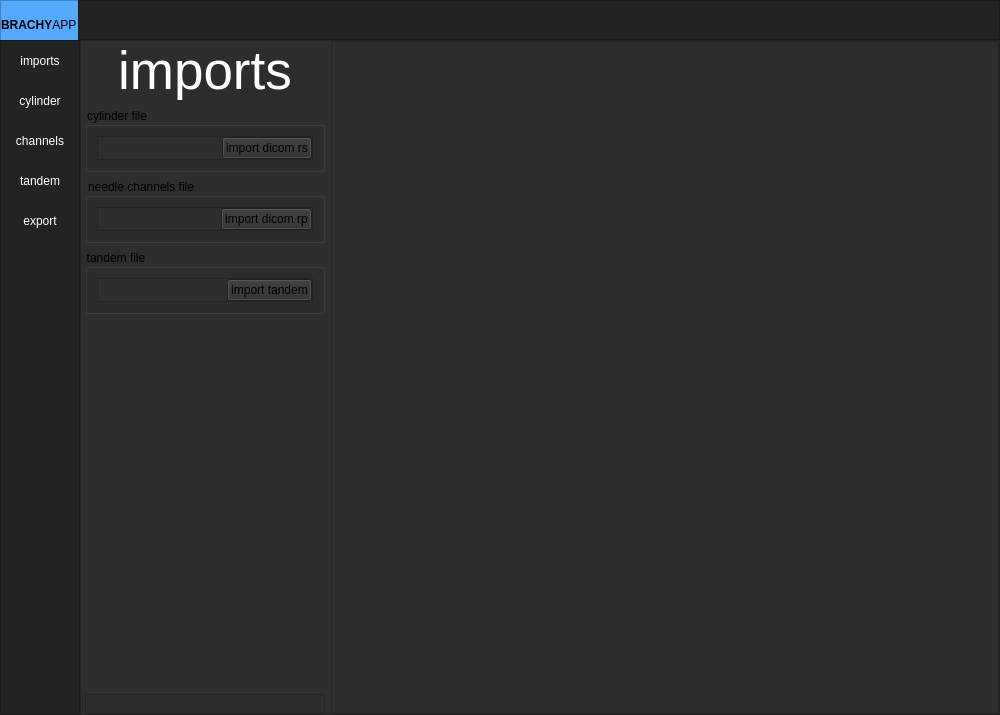
nsmela/brachify, file Presentation/MainWindow/ui_main.ui: the form before one commit.
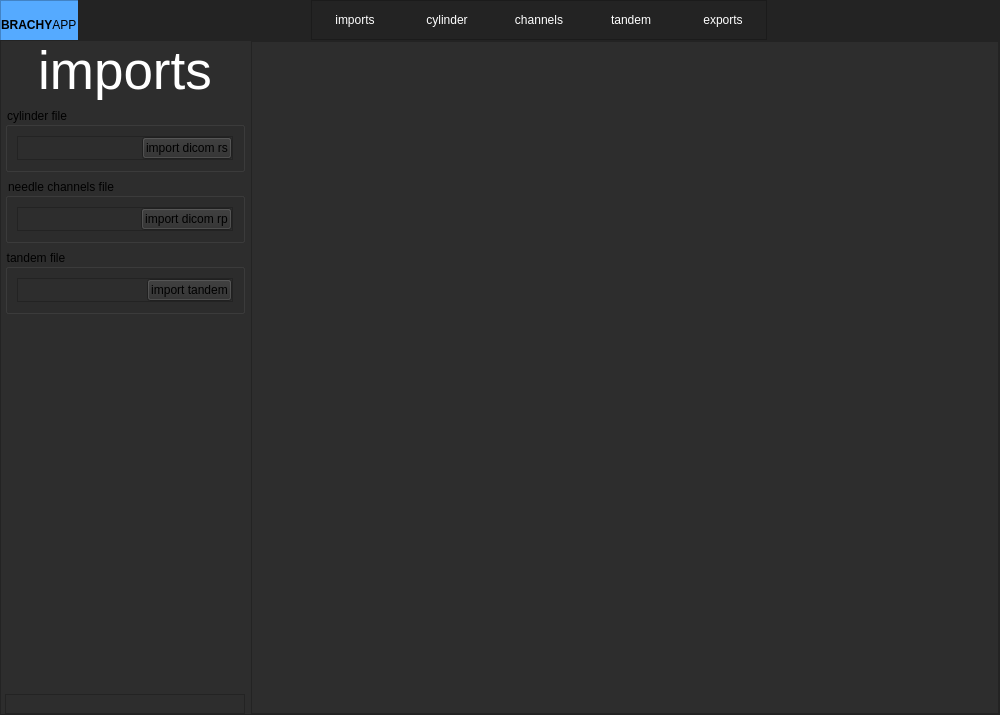
The form after the commit. The open tabs and pages were chosen to show the change.

Commit message: refactoring views buttons

Diff of the .ui file:
```diff
--- a/Presentation/MainWindow/ui_main.ui
+++ b/Presentation/MainWindow/ui_main.ui
@@ -133,7 +133,7 @@
          </layout>
         </widget>
        </item>
-       <item>
+       <item alignment="Qt::AlignHCenter">
         <widget class="QFrame" name="frame_top">
          <property name="frameShape">
           <enum>QFrame::StyledPanel</enum>
@@ -141,26 +141,7 @@
          <property name="frameShadow">
           <enum>QFrame::Raised</enum>
          </property>
-        </widget>
-       </item>
-      </layout>
-     </widget>
-    </item>
-    <item>
-     <widget class="QFrame" name="Content">
-      <property name="acceptDrops">
-       <bool>false</bool>
-      </property>
-      <property name="frameShape">
-       <enum>QFrame::NoFrame</enum>
-      </property>
-      <property name="frameShadow">
-       <enum>QFrame::Raised</enum>
-      </property>
-      <layout class="QHBoxLayout" name="horizontalLayout_2">
-       <property name="spacing">
-        <number>0</number>
-       </property>
+         <layout class="QHBoxLayout" name="horizontalLayout_17">
        <property name="leftMargin">
         <number>0</number>
        </property>
@@ -174,74 +155,17 @@
         <number>0</number>
        </property>
        <item>
-        <widget class="QFrame" name="frame_left_menu">
+           <widget class="QPushButton" name="btn_views_imports">
          <property name="minimumSize">
           <size>
-           <width>80</width>
+              <width>86</width>
            <height>0</height>
           </size>
          </property>
          <property name="maximumSize">
           <size>
-           <width>70</width>
-           <height>16777215</height>
-          </size>
-         </property>
-         <property name="styleSheet">
-          <string notr="true">background-color: rgb(35, 35, 35);</string>
-         </property>
-         <property name="frameShape">
-          <enum>QFrame::StyledPanel</enum>
-         </property>
-         <property name="frameShadow">
-          <enum>QFrame::Raised</enum>
-         </property>
-         <layout class="QVBoxLayout" name="verticalLayout_3">
-          <property name="spacing">
-           <number>0</number>
-          </property>
-          <property name="leftMargin">
-           <number>0</number>
-          </property>
-          <property name="topMargin">
-           <number>0</number>
-          </property>
-          <property name="rightMargin">
-           <number>0</number>
-          </property>
-          <property name="bottomMargin">
-           <number>0</number>
-          </property>
-          <item alignment="Qt::AlignTop">
-           <widget class="QFrame" name="frame_top_menus">
-            <property name="frameShape">
-             <enum>QFrame::NoFrame</enum>
-            </property>
-            <property name="frameShadow">
-             <enum>QFrame::Raised</enum>
-            </property>
-            <layout class="QVBoxLayout" name="verticalLayout_4">
-             <property name="spacing">
-              <number>0</number>
-             </property>
-             <property name="leftMargin">
-              <number>0</number>
-             </property>
-             <property name="topMargin">
-              <number>0</number>
-             </property>
-             <property name="rightMargin">
-              <number>0</number>
-             </property>
-             <property name="bottomMargin">
-              <number>0</number>
-             </property>
-             <item>
-              <widget class="QPushButton" name="btn_page_1">
-               <property name="minimumSize">
-                <size>
-                 <width>0</width>
-                 <height>40</height>
+              <width>86</width>
+              <height>48</height>
                 </size>
                </property>
                <property name="styleSheet">
@@ -260,11 +184,17 @@
               </widget>
              </item>
              <item>
-              <widget class="QPushButton" name="btn_page_2">
+           <widget class="QPushButton" name="btn_views_cylinder">
                <property name="minimumSize">
                 <size>
-                 <width>0</width>
-                 <height>40</height>
+              <width>86</width>
+              <height>0</height>
+             </size>
+            </property>
+            <property name="maximumSize">
+             <size>
+              <width>86</width>
+              <height>48</height>
                 </size>
                </property>
                <property name="styleSheet">
@@ -283,11 +213,17 @@
               </widget>
              </item>
              <item>
-              <widget class="QPushButton" name="btn_page_3">
+           <widget class="QPushButton" name="btn_views_channels">
                <property name="minimumSize">
                 <size>
-                 <width>0</width>
-                 <height>40</height>
+              <width>86</width>
+              <height>0</height>
+             </size>
+            </property>
+            <property name="maximumSize">
+             <size>
+              <width>86</width>
+              <height>48</height>
                 </size>
                </property>
                <property name="styleSheet">
@@ -306,11 +242,17 @@
               </widget>
              </item>
              <item>
-              <widget class="QPushButton" name="btn_page_4">
+           <widget class="QPushButton" name="btn_views_tandem">
                <property name="minimumSize">
                 <size>
-                 <width>0</width>
-                 <height>40</height>
+              <width>86</width>
+              <height>0</height>
+             </size>
+            </property>
+            <property name="maximumSize">
+             <size>
+              <width>86</width>
+              <height>48</height>
                 </size>
                </property>
                <property name="styleSheet">
@@ -329,11 +271,17 @@
               </widget>
              </item>
              <item>
-              <widget class="QPushButton" name="btn_page_5">
+           <widget class="QPushButton" name="btn_views_exports">
                <property name="minimumSize">
                 <size>
-                 <width>0</width>
-                 <height>40</height>
+              <width>86</width>
+              <height>0</height>
+             </size>
+            </property>
+            <property name="maximumSize">
+             <size>
+              <width>86</width>
+              <height>48</height>
                 </size>
                </property>
                <property name="styleSheet">
@@ -347,7 +295,7 @@
 }</string>
                </property>
                <property name="text">
-                <string>export</string>
+             <string>exports</string>
                </property>
               </widget>
              </item>
@@ -357,6 +305,33 @@
          </layout>
         </widget>
        </item>
+    <item>
+     <widget class="QFrame" name="Content">
+      <property name="acceptDrops">
+       <bool>false</bool>
+      </property>
+      <property name="frameShape">
+       <enum>QFrame::NoFrame</enum>
+      </property>
+      <property name="frameShadow">
+       <enum>QFrame::Raised</enum>
+      </property>
+      <layout class="QHBoxLayout" name="horizontalLayout_2">
+       <property name="spacing">
+        <number>0</number>
+       </property>
+       <property name="leftMargin">
+        <number>0</number>
+       </property>
+       <property name="topMargin">
+        <number>0</number>
+       </property>
+       <property name="rightMargin">
+        <number>0</number>
+       </property>
+       <property name="bottomMargin">
+        <number>0</number>
+       </property>
        <item>
         <widget class="QFrame" name="frame_pages">
          <property name="acceptDrops">
@@ -393,7 +368,7 @@
              <bool>false</bool>
             </property>
             <property name="currentIndex">
-             <number>4</number>
+             <number>0</number>
             </property>
             <widget class="QWidget" name="page_1">
              <property name="acceptDrops">
```
Lines whose indentation alone changed are shown as unchanged. The commit also changes 10 other files.
